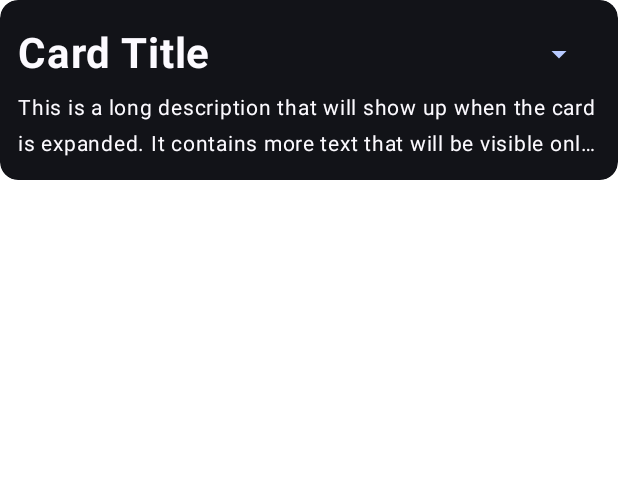
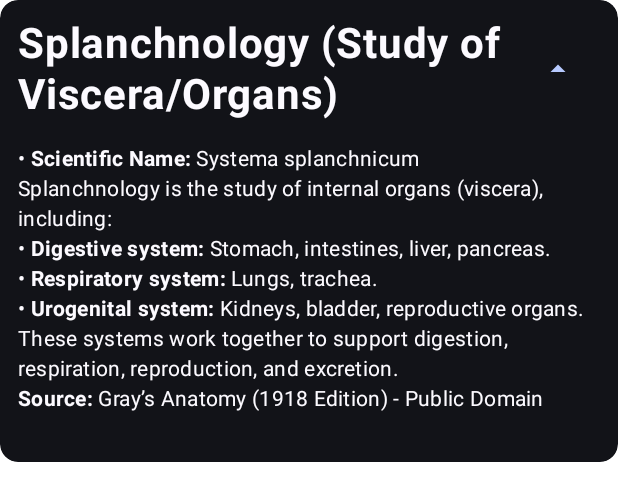
Before and after one commit to shaikhmohammadtalha/android-anatomy-insight, an Android app built with Jetpack Compose: the @Preview function ExpandableCardPreview, on a phone screen of 412 x 824 dp. Shown: the top 501 px of the screen. Run offline under Robolectric (Android 15) with nearby library versions, the phone set to English and light mode, and no system bars.

```diff
--- a/app/build.gradle.kts
+++ b/app/build.gradle.kts
@@ -3,7 +3,6 @@ plugins {
     alias(libs.plugins.kotlin.android)
     alias(libs.plugins.kotlin.compose)
     alias(libs.plugins.ksp)
-
 }
 
 android {
@@ -53,10 +52,12 @@ android {
 }
 
 dependencies {
-
     implementation(libs.androidx.room.runtime)
     implementation(libs.androidx.room.ktx)
     ksp(libs.androidx.room.compiler)
+    implementation ("androidx.lifecycle:lifecycle-viewmodel-compose:2.8.7")
+
+
 
     implementation(libs.androidx.core.ktx)
     implementation(libs.androidx.lifecycle.runtime.ktx)
--- a/app/src/main/java/com/shaikhmohammadtalha/anatomyinsight/ExpandableCard.kt
+++ b/app/src/main/java/com/shaikhmohammadtalha/anatomyinsight/ExpandableCard.kt
@@ -17,9 +17,12 @@ package com.shaikhmohammadtalha.anatomyinsight
 
 import androidx.compose.animation.animateContentSize
 import androidx.compose.animation.core.animateFloatAsState
+import androidx.compose.foundation.layout.Arrangement
 import androidx.compose.foundation.layout.Column
 import androidx.compose.foundation.layout.Row
+import androidx.compose.foundation.layout.Spacer
 import androidx.compose.foundation.layout.fillMaxWidth
+import androidx.compose.foundation.layout.height
 import androidx.compose.foundation.layout.padding
 import androidx.compose.material.icons.Icons
 import androidx.compose.material.icons.filled.ArrowDropDown
@@ -38,8 +41,12 @@ import androidx.compose.ui.Alignment
 import androidx.compose.ui.Modifier
 import androidx.compose.ui.draw.clip
 import androidx.compose.ui.draw.rotate
+import androidx.compose.ui.text.AnnotatedString
+import androidx.compose.ui.text.SpanStyle
+import androidx.compose.ui.text.buildAnnotatedString
 import androidx.compose.ui.text.font.FontWeight
 import androidx.compose.ui.text.style.TextOverflow
+import androidx.compose.ui.text.withStyle
 import androidx.compose.ui.tooling.preview.Preview
 import androidx.compose.ui.unit.dp
 import com.shaikhmohammadtalha.anatomyinsight.ui.theme.AnatomyInsightTheme
@@ -49,7 +56,7 @@ fun ExpandableCard(
     title: String,
     description: String
 ) {
-    var expandedState by remember { mutableStateOf(false) }
+    var expandedState by remember { mutableStateOf(true) }
     val rotationState by animateFloatAsState(
         targetValue = if (expandedState) 180f else 0f, label = ""
     )
@@ -60,72 +67,135 @@ fun ExpandableCard(
             .animateContentSize()
             .clip(MaterialTheme.shapes.medium),
         shape = MaterialTheme.shapes.medium,
-        colors = CardDefaults.cardColors(containerColor = MaterialTheme.colorScheme.surface), // Soft White background
-        onClick = {
-            expandedState = !expandedState
-        }
+        colors = CardDefaults.cardColors(containerColor = MaterialTheme.colorScheme.surface),
+        onClick = { expandedState = !expandedState }
     ) {
         Column(
             modifier = Modifier
                 .fillMaxWidth()
                 .padding(12.dp)
         ) {
+            // 🔹 Title + Expand Button
             Row(
                 verticalAlignment = Alignment.CenterVertically
             ) {
                 Text(
-                    modifier = Modifier
-                        .weight(6f),
+                    modifier = Modifier.weight(6f),
                     text = title,
-                    color = MaterialTheme.colorScheme.onSurface, // Dark Gray text
+                    color = MaterialTheme.colorScheme.onSurface,
                     fontSize = MaterialTheme.typography.headlineMedium.fontSize,
                     fontWeight = FontWeight.Bold,
-                    maxLines = 1,
+                    lineHeight = MaterialTheme.typography.headlineMedium.fontSize * 1.2f, // ✅ Fix added here
+                    maxLines = if (expandedState) Int.MAX_VALUE else 1,
                     overflow = TextOverflow.Ellipsis
                 )
+
                 IconButton(
                     modifier = Modifier
                         .weight(1f)
                         .rotate(rotationState),
-                    onClick = {
-                        expandedState = !expandedState
-                    }) {
+                    onClick = { expandedState = !expandedState }
+                ) {
                     Icon(
                         imageVector = Icons.Default.ArrowDropDown,
                         contentDescription = "Drop-Down Arrow",
-                        tint = MaterialTheme.colorScheme.primary // Rich Red icon
+                        tint = MaterialTheme.colorScheme.primary
                     )
                 }
             }
+            // ✅ Fix: Add spacing between Title and Description
+            Spacer(modifier = Modifier.height(8.dp))
+
+
+            // 🔹 Description Handling (Always Follows Proper Formatting)
+            Column(
+                verticalArrangement = Arrangement.spacedBy(4.dp),
+                modifier = Modifier.padding(top = 8.dp)
+            ) {
+                val lines = description.split("\n").filter { it.isNotBlank() }
+
+                // ✅ Parse the text to handle Bold (`**text**`) and Bullets (`-`)
+                val formattedText = buildAnnotatedString {
+                    lines.forEach { line ->
+                        if (line.startsWith("-")) {
+                            // Bullet Point Formatting
+                            append("• ")
+                            val textWithoutBullet = line.removePrefix("-").trim()
+                            appendStyledText(textWithoutBullet)
+                        } else {
+                            // Normal Paragraph or Bold Text Handling
+                            appendStyledText(line)
+                        }
+                        append("\n") // Add a line break after each item
+                    }
+                }
+
+                // ✅ Show formatted text (Collapses after 3 lines)
                 if (expandedState) {
                     Text(
-                    text = description,
-                    color = MaterialTheme.colorScheme.onSurface, // Dark Gray text
-                    fontSize = MaterialTheme.typography.bodyMedium.fontSize,
-                    fontWeight = FontWeight.Normal,
-                    overflow = TextOverflow.Visible // Overflow visible when expanded
+                        text = formattedText,
+                        style = MaterialTheme.typography.bodyMedium,
+                        color = MaterialTheme.colorScheme.onSurface
                     )
                 } else {
-                // Truncated description when collapsed
                     Text(
-                    text = description,
-                    color = MaterialTheme.colorScheme.onSurface, // Dark Gray text
-                    fontSize = MaterialTheme.typography.bodyMedium.fontSize,
-                    fontWeight = FontWeight.Normal,
-                    maxLines = 2, // Show a maximum of 2 lines in collapsed mode
+                        text = formattedText,
+                        style = MaterialTheme.typography.bodyMedium,
+                        color = MaterialTheme.colorScheme.onSurface,
+                        maxLines = 3,
                         overflow = TextOverflow.Ellipsis
                     )
                 }
             }
         }
     }
+}
+
+// 🔹 Helper function to handle Bold (`**text**`) in Text
+fun AnnotatedString.Builder.appendStyledText(input: String) {
+    val regex = Regex("\\*\\*(.*?)\\*\\*") // Detects **bold text**
+    val matches = regex.findAll(input)
+
+    var lastIndex = 0
+    for (match in matches) {
+        val start = match.range.first
+        val end = match.range.last + 1
+
+        // Append normal text before bold part
+        append(input.substring(lastIndex, start))
+
+        // Apply bold style
+        withStyle(style = SpanStyle(fontWeight = FontWeight.Bold)) {
+            append(match.groupValues[1]) // Extracts text inside **bold**
+        }
+
+        lastIndex = end
+    }
+
+    // Append any remaining normal text
+    if (lastIndex < input.length) {
+        append(input.substring(lastIndex))
+    }
+}
+
+
 @Preview(showBackground = true)
 @Composable
 fun ExpandableCardPreview() {
     AnatomyInsightTheme(darkTheme = true) {
         ExpandableCard(
-            title = "Card Title",
-            description = "This is a long description that will show up when the card is expanded. It contains more text that will be visible only when the user clicks to expand the card. This is just a preview for the expandable card functionality."
+            title = "Splanchnology (Study of Viscera/Organs)",
+            description ="- **Scientific Name:** Systema splanchnicum\n" +
+                    "\n" +
+                    "Splanchnology is the study of internal organs (viscera), including:\n" +
+                    "\n" +
+                    "- **Digestive system:** Stomach, intestines, liver, pancreas.\n" +
+                    "- **Respiratory system:** Lungs, trachea.\n" +
+                    "- **Urogenital system:** Kidneys, bladder, reproductive organs.\n" +
+                    "\n" +
+                    "These systems work together to support digestion, respiration, reproduction, and excretion.\n" +
+                    "\n" +
+                    "**Source:** Gray’s Anatomy (1918 Edition) - Public Domain\n"
         )
     }
 }
--- a/build.gradle.kts
+++ b/build.gradle.kts
@@ -3,4 +3,5 @@ plugins {
     alias(libs.plugins.android.application) apply false
     alias(libs.plugins.kotlin.android) apply false
     alias(libs.plugins.kotlin.compose) apply false
+    alias(libs.plugins.ksp) apply false
 }
```
Also changed, not shown: app/src/main/java/com/shaikhmohammadtalha/anatomyinsight/MainActivity.kt (+23 -10 lines), app/src/main/java/com/shaikhmohammadtalha/anatomyinsight/ModelRows.kt (+36 -14 lines), app/src/main/java/com/shaikhmohammadtalha/anatomyinsight/SubpartRows.kt (+64 -14 lines), app/src/main/java/com/shaikhmohammadtalha/data/AnatomyDatabase.kt (added, +48 -0 lines), app/src/main/java/com/shaikhmohammadtalha/data/AnatomyModelEntity.kt (added, +39 -0 lines), app/src/main/java/com/shaikhmohammadtalha/data/ModelDao.kt (added, +29 -0 lines), app/src/main/java/com/shaikhmohammadtalha/data/SubpartDao.kt (added, +51 -0 lines), app/src/main/java/com/shaikhmohammadtalha/data/SubpartEntity.kt (added, +48 -0 lines), app/src/main/java/com/shaikhmohammadtalha/viewmodel/ModelViewModel.kt (added, +54 -0 lines), gradle/libs.versions.toml (+7 -1 lines), app/src/main/assets/anatomy_database_fixed.db (added), 1 other file. Lines whose indentation alone changed are shown as unchanged.
